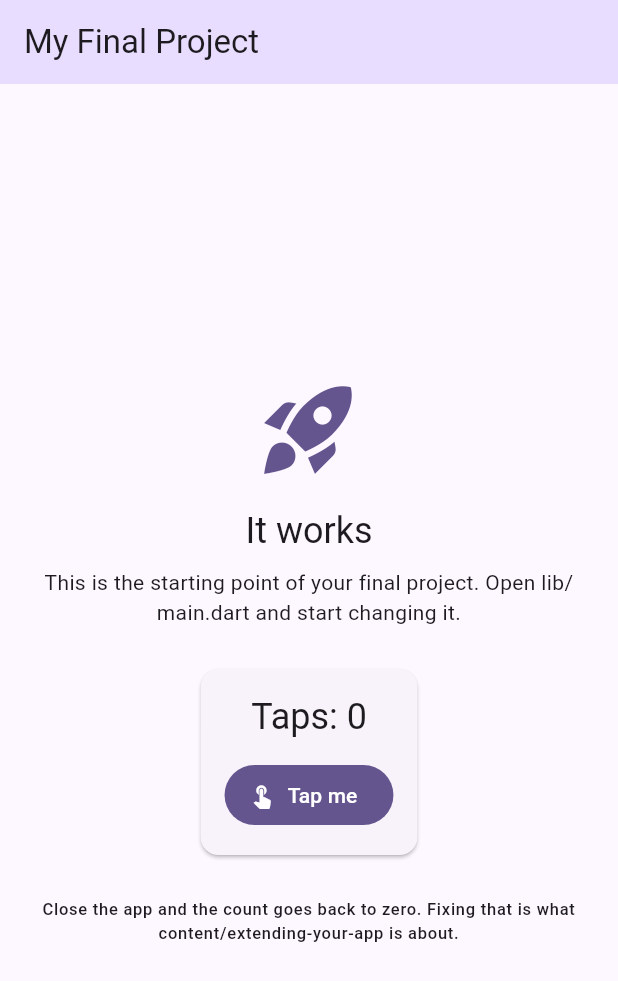
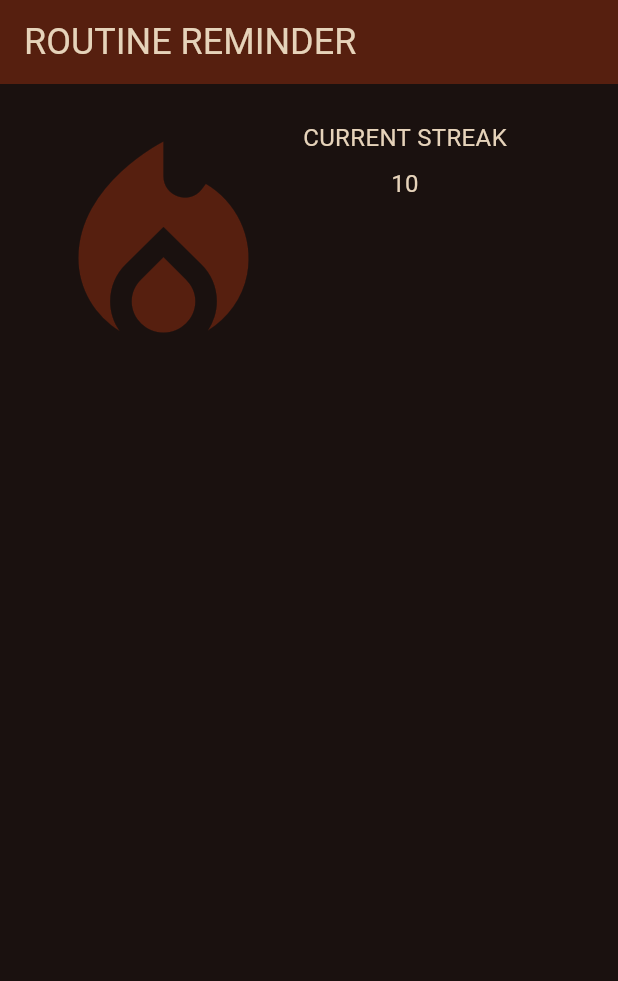
Before and after one commit to EjMndoza0330/Routine-Reminder, a Flutter app: the screen it shows after launch, on a phone screen of 412 x 824 dp. Shown: the top 981 px of the screen. Run offline on Flutter 3.47's test engine with Material 3 defaults, Android fonts, the phone set to English and light mode, and no system bars; our stand-ins replace device_preview, google_fonts; Roboto replaces fonts that are missing (Abel).

Commit message:
apptheme done, initial dashboard draft

```diff
--- /dev/null
+++ b/lib/apptheme.dart
@@ -0,0 +1,46 @@
+import 'package:flutter/material.dart';
+import 'package:google_fonts/google_fonts.dart';
+
+final appColorScheme = const ColorScheme(
+  brightness: Brightness.dark,
+  primary: Color(0xFF561F0F),
+  onPrimary: Color(0xFFE6D3BA),
+  secondary: Color(0xFF442A22),
+  onSecondary: Color(0xFFE6D3BA),
+  surface: Color(0xFF1A110F),
+  onSurface: Color(0xFFE6D3BA),
+  error: Color(0xFF690005),
+  onError: Colors.white,
+);
+
+class AppSpacing {
+  static const double base = 8.0;
+  static const double edge = 16.0;
+  static const double standard = 24.0;
+}
+
+final appTheme = ThemeData(
+  useMaterial3: true,
+  colorScheme: appColorScheme,
+  textTheme: TextTheme(
+    headlineSmall: GoogleFonts.abyssinicaSil(
+      fontSize: 24,
+      fontWeight: FontWeight.normal,
+    ),
+    bodyMedium: GoogleFonts.abel(fontSize: 16, fontWeight: FontWeight.normal),
+    labelLarge: GoogleFonts.abel(fontSize: 14, fontWeight: FontWeight.normal),
+    labelSmall: GoogleFonts.abyssinicaSil(
+      fontSize: 12,
+      fontWeight: FontWeight.normal,
+    ),
+  ),
+
+  cardTheme: const CardThemeData(margin: EdgeInsets.all(AppSpacing.edge)),
+  filledButtonTheme: FilledButtonThemeData(
+    style: FilledButton.styleFrom(
+      backgroundColor: appColorScheme.primary,
+      foregroundColor: appColorScheme.onPrimary,
+      minimumSize: const Size.fromHeight(48),
+    ),
+  ),
+);
--- a/lib/main.dart
+++ b/lib/main.dart
@@ -9,6 +9,7 @@
 
 import 'package:device_preview/device_preview.dart';
 import 'package:flutter/material.dart';
+import 'apptheme.dart';
 
 void main() {
   runApp(
@@ -24,10 +25,7 @@
     // you made the layout properly responsive)? Add
     //   import 'package:flutter/foundation.dart' show kReleaseMode;
     // and set `enabled: !kReleaseMode`, which drops the frame in release builds.
-    DevicePreview(
-      enabled: true,
-      builder: (context) => const MyApp(),
-    ),
+    DevicePreview(enabled: true, builder: (context) => const MyApp()),
   );
 }
 
@@ -37,22 +35,16 @@
   @override
   Widget build(BuildContext context) {
     return MaterialApp(
-      title: 'My Final Project',
+      title: 'Routine Reminder',
       debugShowCheckedModeBanner: false,
-
       // These two lines are what make the DevicePreview toolbar actually
       // change the app. Keep them.
       locale: DevicePreview.locale(context),
       builder: DevicePreview.appBuilder,
-
       // Your design system starts here. One seed color generates a full
       // Material palette; swap in your own and every screen follows.
-      theme: ThemeData(
-        useMaterial3: true,
-        colorScheme: ColorScheme.fromSeed(seedColor: const Color(0xFF6750A4)),
-      ),
-
-      home: const HomeScreen(),
+      theme: appTheme,
+      home: const Dashboard(),
     );
   }
 }
@@ -61,23 +53,16 @@
 ///
 /// It is a StatefulWidget because it remembers something that changes: the
 /// counter. A screen that never changes can be a StatelessWidget instead.
-class HomeScreen extends StatefulWidget {
-  const HomeScreen({super.key});
+class Dashboard extends StatefulWidget {
+  const Dashboard({super.key});
 
   @override
-  State<HomeScreen> createState() => _HomeScreenState();
+  State<Dashboard> createState() => _DashboardState();
 }
 
-class _HomeScreenState extends State<HomeScreen> {
+class _DashboardState extends State<Dashboard> {
   // State: a plain field. Changing it does nothing on its own; the screen only
   // redraws when you change it inside setState.
-  int _taps = 0;
-
-  void _handleTap() {
-    setState(() {
-      _taps++;
-    });
-  }
 
   @override
   Widget build(BuildContext context) {
@@ -87,56 +72,29 @@
 
     return Scaffold(
       appBar: AppBar(
-        title: const Text('My Final Project'),
-        backgroundColor: theme.colorScheme.primaryContainer,
+        title: Text('ROUTINE REMINDER', style: theme.textTheme.headlineSmall),
+        backgroundColor: theme.colorScheme.primary,
       ),
-      body: Center(
-        child: Padding(
-          padding: const EdgeInsets.all(24),
-          child: Column(
-            mainAxisAlignment: MainAxisAlignment.center,
+      body: Container(
+        padding: const EdgeInsets.all(AppSpacing.standard),
+        child: Row(
+          crossAxisAlignment: CrossAxisAlignment.start,
           children: [
             Icon(
-                Icons.rocket_launch,
-                size: 72,
+              Icons.local_fire_department,
+              size: 170,
               color: theme.colorScheme.primary,
             ),
-              const SizedBox(height: 16),
-              Text('It works', style: theme.textTheme.headlineSmall),
-              const SizedBox(height: 8),
-              Text(
-                'This is the starting point of your final project. '
-                'Open lib/main.dart and start changing it.',
-                textAlign: TextAlign.center,
-                style: theme.textTheme.bodyMedium,
-              ),
-              const SizedBox(height: 24),
-              Card(
-                child: Padding(
-                  padding: const EdgeInsets.all(16),
-                  child: Column(
+            const SizedBox(width: AppSpacing.base),
+            Column(
+              crossAxisAlignment: CrossAxisAlignment.center,
               children: [
-                      Text('Taps: $_taps',
-                          style: theme.textTheme.headlineSmall),
-                      const SizedBox(height: 12),
-                      FilledButton.icon(
-                        onPressed: _handleTap,
-                        icon: const Icon(Icons.touch_app),
-                        label: const Text('Tap me'),
+                Text('CURRENT STREAK', style: theme.textTheme.bodyMedium),
+                const SizedBox(height: AppSpacing.base),
+                Text('10', style: theme.textTheme.bodyMedium),
+              ],
             ),
           ],
-                  ),
-                ),
-              ),
-              const SizedBox(height: 24),
-              Text(
-                'Close the app and the count goes back to zero. '
-                'Fixing that is what content/extending-your-app is about.',
-                textAlign: TextAlign.center,
-                style: theme.textTheme.labelSmall,
-              ),
-            ],
-          ),
         ),
       ),
     );
--- a/pubspec.yaml
+++ b/pubspec.yaml
@@ -1,7 +1,7 @@
 # Every Flutter project has one of these. It names your app, sets the Dart
 # version it needs, and lists the packages you depend on.
 # Add a package with: flutter pub add <name>
-name: final_project
+name: reminder_routine
 description: My 6ADET final project.
 publish_to: "none"
 version: 1.0.0+1
@@ -16,6 +16,7 @@
   # Lets you preview the app inside a phone frame while you develop in a
   # browser. It is switched off automatically in a release build.
   device_preview: ^1.3.1
+  google_fonts: ^6.2.1
 
 dev_dependencies:
   flutter_test:
```
Also changed, not shown: pubspec.lock (added), 2 other files. Lines whose indentation alone changed are shown as unchanged.
